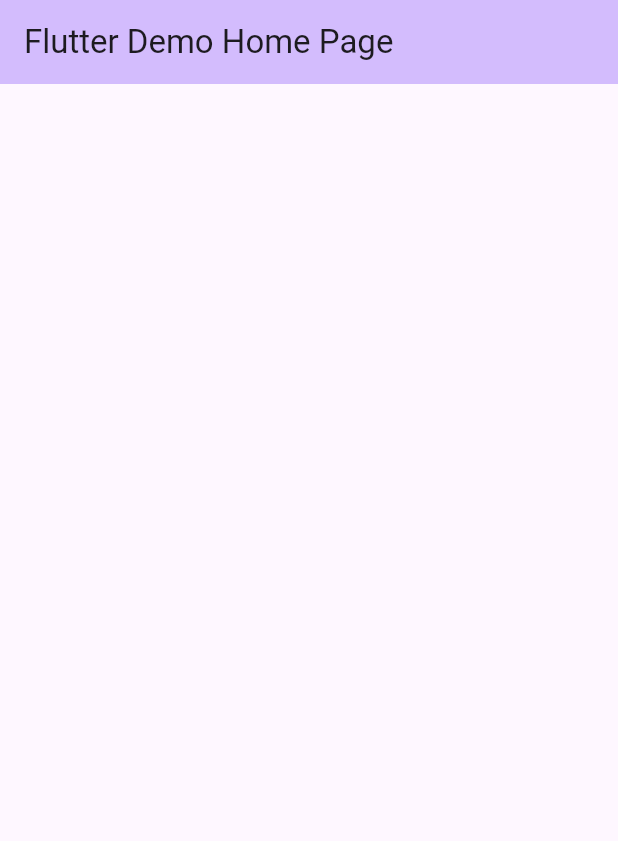
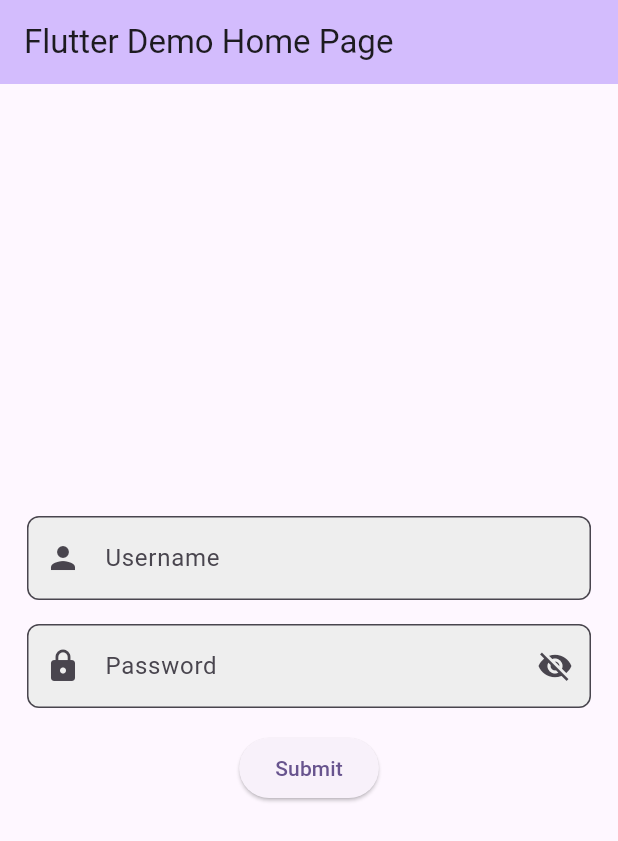
Before and after one commit to firadfd/flutter_learning, a Flutter app: the screen it shows after launch, on a phone screen of 412 x 824 dp. Shown: the top 841 px of the screen. Run offline on Flutter 3.47's test engine with Material 3 defaults, Android fonts, the phone set to English and light mode, and no system bars.

Commit message:
custom widget practice

```diff
--- a/lib/main.dart
+++ b/lib/main.dart
@@ -1,3 +1,4 @@
+import 'package:flutter/foundation.dart';
 import 'package:flutter/material.dart';
 
 void main() {
@@ -23,6 +24,7 @@ class MyApp extends StatelessWidget {
 
 class MyHomePage extends StatefulWidget {
   const MyHomePage({super.key, required this.title});
+
   final String title;
 
   @override
@@ -30,6 +32,9 @@ class MyHomePage extends StatefulWidget {
 }
 
 class _MyHomePageState extends State<MyHomePage> {
+  final TextEditingController usernameController = TextEditingController();
+  final TextEditingController passwordController = TextEditingController();
+
   @override
   Widget build(BuildContext context) {
     return Scaffold(
@@ -37,6 +42,134 @@ class _MyHomePageState extends State<MyHomePage> {
           backgroundColor: Theme.of(context).colorScheme.inversePrimary,
           title: Text(widget.title),
         ),
-        body: Container());
+        body: Column(
+            mainAxisAlignment:MainAxisAlignment.center,children: [
+          Padding(
+            padding: const EdgeInsets.only(left: 18.0,right: 18.0),
+            child: CustomTextInputField(
+              labelText: "Username",
+              hintText: "Enter your username",
+              controller: usernameController,
+              prefixIcon: const Icon(Icons.person),
+            ),
+          ),
+          const SizedBox(height: 16.0),
+          Padding(
+            padding: const EdgeInsets.only(left: 18.0,right: 18.0),
+            child: CustomTextInputField(
+              labelText: "Password",
+              hintText: "Enter your password",
+              controller: passwordController,
+              keyboardType: TextInputType.visiblePassword,
+              isPassword: true,
+              prefixIcon: const Icon(Icons.lock),
+            ),
+          ),
+          const SizedBox(height: 16.0),
+          ElevatedButton(
+            onPressed: () {
+              print("Username: ${usernameController.text}");
+              print("Password: ${passwordController.text}");
+            },
+            child: const Text("Submit"),
+          ),
+        ]));
   }
 }
+
+
+class CustomButton extends StatelessWidget {
+  final String text;
+  final Color color;
+  final void Function(String)? onPressed;
+
+  const CustomButton({
+    Key? key,
+    required this.text,
+    this.color = Colors.black,
+    this.onPressed,
+  }) : super(key: key);
+
+  @override
+  Widget build(BuildContext context) {
+    return ElevatedButton(
+      onPressed: () {
+        if (onPressed != null) {
+          onPressed!(text);
+        }
+      },
+      style: ElevatedButton.styleFrom(
+        backgroundColor: color,
+        padding: const EdgeInsets.symmetric(horizontal: 16.0, vertical: 18.0),
+        shape: RoundedRectangleBorder(
+          borderRadius: BorderRadius.circular(8.0),
+        ),
+      ),
+      child: Text(
+        text,
+        style: const TextStyle(
+          color: Colors.white,
+          fontSize: 16.0,
+        ),
+      ),
+    );
+  }
+}
+
+class CustomTextInputField extends StatefulWidget {
+  final String labelText;
+  final String hintText;
+  final TextEditingController controller;
+  final TextInputType keyboardType;
+  final bool isPassword;
+  final Icon? prefixIcon;
+
+  const CustomTextInputField({
+    Key? key,
+    required this.labelText,
+    required this.hintText,
+    required this.controller,
+    this.keyboardType = TextInputType.text,
+    this.isPassword = false,
+    this.prefixIcon,
+  }) : super(key: key);
+
+  @override
+  _CustomTextInputFieldState createState() => _CustomTextInputFieldState();
+}
+
+class _CustomTextInputFieldState extends State<CustomTextInputField> {
+  bool _obscureText = true; // Controls whether the text is hidden or visible
+
+  @override
+  Widget build(BuildContext context) {
+    return TextField(
+      controller: widget.controller,
+      keyboardType: widget.keyboardType,
+      obscureText: widget.isPassword && _obscureText,
+      decoration: InputDecoration(
+        labelText: widget.labelText,
+        hintText: widget.hintText,
+        border: OutlineInputBorder(
+          borderRadius: BorderRadius.circular(8.0),
+        ),
+        prefixIcon: widget.prefixIcon,
+        filled: true,
+        fillColor: Colors.grey[200],
+        contentPadding: const EdgeInsets.symmetric(vertical: 16.0, horizontal: 18.0),
+        suffixIcon: widget.isPassword
+            ? IconButton(
+          icon: Icon(
+            _obscureText ? Icons.visibility_off : Icons.visibility,
+          ),
+          onPressed: () {
+            setState(() {
+              _obscureText = !_obscureText;
+            });
+          },
+        )
+            : null,
+      ),
+    );
+  }
+}
```
